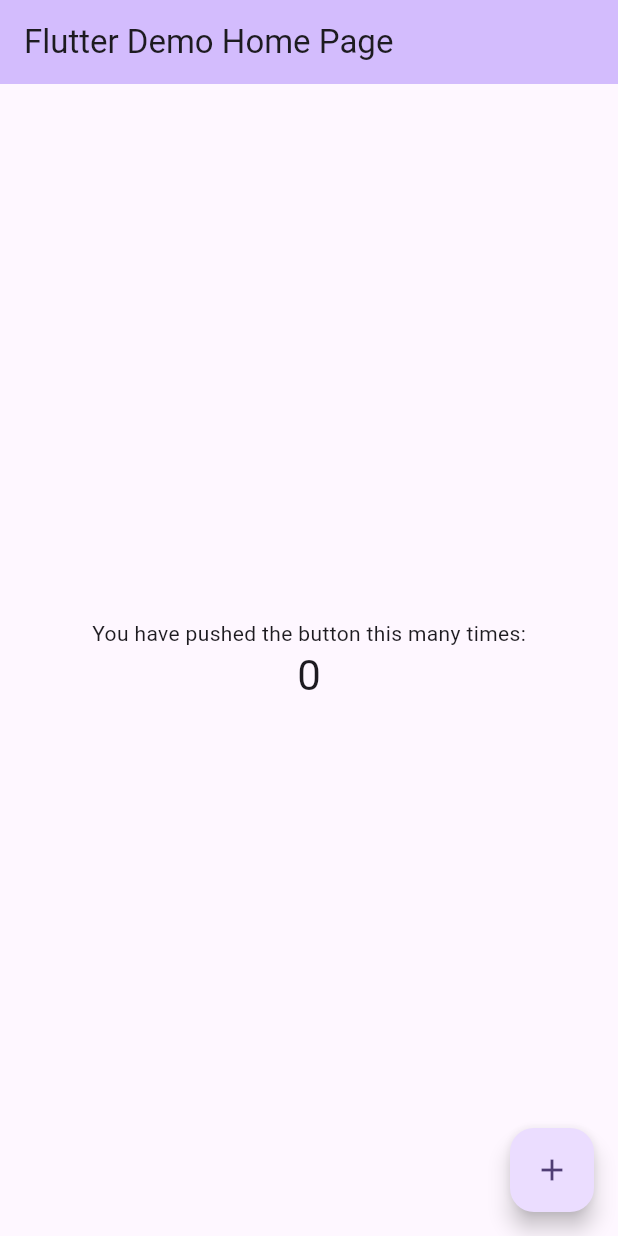
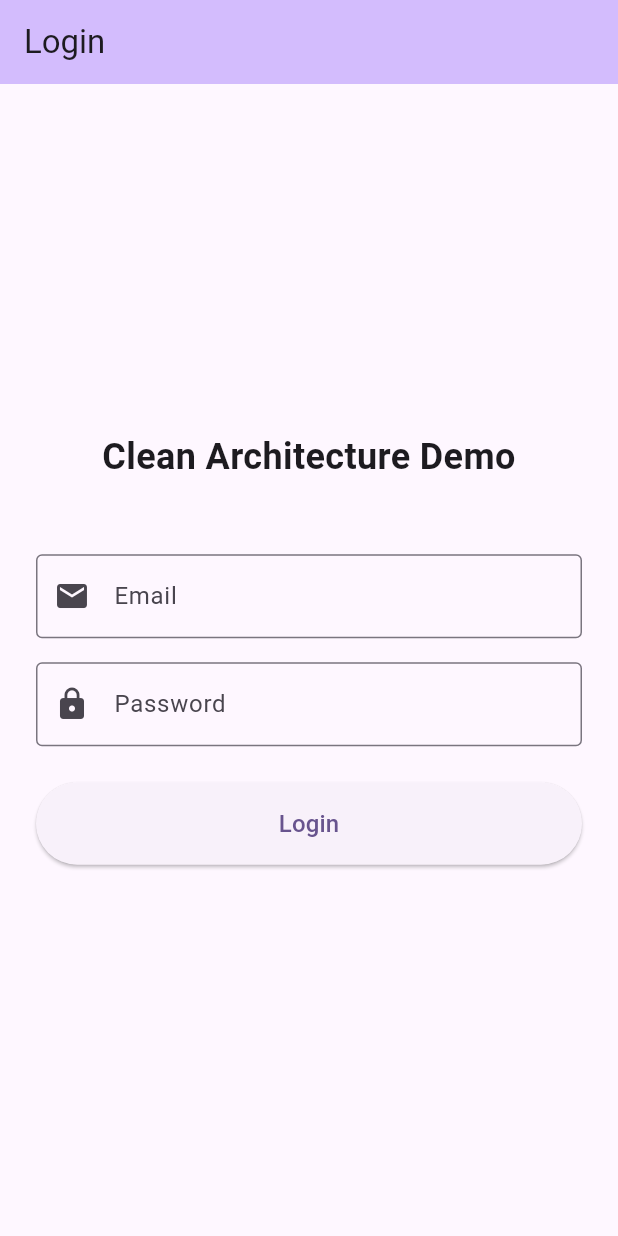
Before and after one commit to variyanirav/com.mobile.architecture, a Flutter app: the screen it shows after launch, on a phone screen of 412 x 824 dp. Run offline on Flutter 3.47's test engine with Material 3 defaults, Android fonts, the phone set to English and light mode, and no system bars; our stand-ins replace equatable, flutter_bloc.

Commit message:
Complete the 1,2,4 & 5 the point.

````diff
--- /dev/null
+++ b/mobile/lib/core/error/failures.dart
@@ -0,0 +1,41 @@
+/// Base class for all failures in the application
+abstract class Failure {
+  final String message;
+  final String? code;
+
+  const Failure(this.message, {this.code});
+
+  @override
+  String toString() =>
+      'Failure: $message${code != null ? ' (code: $code)' : ''}';
+}
+
+/// Server-related failures
+class ServerFailure extends Failure {
+  const ServerFailure(super.message, {super.code});
+}
+
+/// Network/connectivity failures
+class NetworkFailure extends Failure {
+  const NetworkFailure(super.message, {super.code});
+}
+
+/// Authentication failures
+class AuthenticationFailure extends Failure {
+  const AuthenticationFailure(super.message, {super.code});
+}
+
+/// Validation failures
+class ValidationFailure extends Failure {
+  const ValidationFailure(super.message, {super.code});
+}
+
+/// Cache failures
+class CacheFailure extends Failure {
+  const CacheFailure(super.message, {super.code});
+}
+
+/// Unknown failures
+class UnknownFailure extends Failure {
+  const UnknownFailure(super.message, {super.code});
+}
--- /dev/null
+++ b/mobile/lib/core/error/result.dart
@@ -0,0 +1,92 @@
+import 'package:equatable/equatable.dart';
+
+/// A Result type that represents either a success value or a failure
+/// This is similar to Either from functional programming
+///
+/// Example usage:
+/// ```dart
+/// Result result = await loginUser();
+/// result.fold(
+///   (failure) => print('Error: \${failure.message}'),
+///   (user) => print('Success: \${user.email}'),
+/// );
+/// ```
+sealed class Result<L, R> extends Equatable {
+  const Result();
+
+  /// Fold the result into a single value
+  /// If this is a Left (failure), [onLeft] is called
+  /// If this is a Right (success), [onRight] is called
+  T fold<T>(T Function(L failure) onLeft, T Function(R success) onRight);
+
+  /// Check if this is a success
+  bool get isSuccess => this is Right<L, R>;
+
+  /// Check if this is a failure
+  bool get isFailure => this is Left<L, R>;
+
+  /// Get the success value if present, otherwise throw
+  R getSuccess() {
+    return fold(
+      (failure) => throw Exception('Called getSuccess on a Left'),
+      (success) => success,
+    );
+  }
+
+  /// Get the failure value if present, otherwise throw
+  L getFailure() {
+    return fold(
+      (failure) => failure,
+      (success) => throw Exception('Called getFailure on a Right'),
+    );
+  }
+
+  /// Get the success value if present, otherwise return null
+  R? getSuccessOrNull() {
+    return fold((failure) => null, (success) => success);
+  }
+
+  /// Get the failure value if present, otherwise return null
+  L? getFailureOrNull() {
+    return fold((failure) => failure, (success) => null);
+  }
+
+  @override
+  List<Object?> get props => [];
+}
+
+/// Represents a successful result (Right side)
+class Right<L, R> extends Result<L, R> {
+  final R value;
+
+  const Right(this.value);
+
+  @override
+  T fold<T>(T Function(L failure) onLeft, T Function(R success) onRight) {
+    return onRight(value);
+  }
+
+  @override
+  List<Object?> get props => [value];
+
+  @override
+  String toString() => 'Right($value)';
+}
+
+/// Represents a failed result (Left side)
+class Left<L, R> extends Result<L, R> {
+  final L value;
+
+  const Left(this.value);
+
+  @override
+  T fold<T>(T Function(L failure) onLeft, T Function(R success) onRight) {
+    return onLeft(value);
+  }
+
+  @override
+  List<Object?> get props => [value];
+
+  @override
+  String toString() => 'Left($value)';
+}
--- a/mobile/lib/features/auth/data/repositories_impl/user_repository_impl.dart
+++ b/mobile/lib/features/auth/data/repositories_impl/user_repository_impl.dart
@@ -1,12 +1,31 @@
+import 'package:mobile/core/error/failures.dart';
+import 'package:mobile/core/error/result.dart';
 import 'package:mobile/features/auth/data/entities/user_entity.dart';
 import 'package:mobile/features/auth/domain/entities/user_entity.dart';
 import 'package:mobile/features/auth/domain/repository/user_repository.dart';
 
 class UserRepositoryImpl implements UserRepository {
   @override
-  Future<UserEntity> login(String email, String password) async {
-    // mock network call
-    await Future.delayed(Duration(milliseconds: 500));
-    return UserModel(id: '123', email: email);
+  Future<Result<Failure, UserEntity>> login(
+    String email,
+    String password,
+  ) async {
+    try {
+      // Mock network call
+      await Future.delayed(const Duration(milliseconds: 500));
+
+      // Simulate authentication logic
+      if (password.length < 6) {
+        return const Left(
+          AuthenticationFailure('Password must be at least 6 characters'),
+        );
+      }
+
+      // Simulate successful login
+      final user = UserModel(id: '123', email: email);
+      return Right(user);
+    } catch (e) {
+      return Left(ServerFailure('Login failed: ${e.toString()}'));
+    }
   }
 }
--- a/mobile/lib/features/auth/domain/repository/user_repository.dart
+++ b/mobile/lib/features/auth/domain/repository/user_repository.dart
@@ -1,5 +1,7 @@
+import 'package:mobile/core/error/failures.dart';
+import 'package:mobile/core/error/result.dart';
 import 'package:mobile/features/auth/domain/entities/user_entity.dart';
 
 abstract class UserRepository {
-  Future<UserEntity> login(String email, String password);
+  Future<Result<Failure, UserEntity>> login(String email, String password);
 }
--- a/mobile/lib/features/auth/domain/usecases/login_user.dart
+++ /dev/null
@@ -1,12 +0,0 @@
-import 'package:mobile/features/auth/domain/entities/user_entity.dart';
-import 'package:mobile/features/auth/domain/repository/user_repository.dart';
-
-class LoginUser {
-  final UserRepository repository;
-
-  LoginUser(this.repository);
-
-  Future<UserEntity> call(String email, String password) async {
-    return await repository.login(email, password);
-  }
-}
--- /dev/null
+++ b/mobile/lib/features/auth/domain/usecases/login_user_use_case.dart
@@ -0,0 +1,28 @@
+import 'package:mobile/core/error/failures.dart';
+import 'package:mobile/core/error/result.dart';
+import 'package:mobile/features/auth/domain/entities/user_entity.dart';
+import 'package:mobile/features/auth/domain/repository/user_repository.dart';
+
+class LoginUserUseCase {
+  final UserRepository repository;
+
+  LoginUserUseCase(this.repository);
+
+  Future<Result<Failure, UserEntity>> call(
+    String email,
+    String password,
+  ) async {
+    // Add validation
+    if (email.isEmpty) {
+      return const Left(ValidationFailure('Email cannot be empty'));
+    }
+    if (password.isEmpty) {
+      return const Left(ValidationFailure('Password cannot be empty'));
+    }
+    if (!email.contains('@')) {
+      return const Left(ValidationFailure('Invalid email format'));
+    }
+
+    return await repository.login(email, password);
+  }
+}
--- a/mobile/lib/features/auth/presentation/bloc/login_bloc.dart
+++ b/mobile/lib/features/auth/presentation/bloc/login_bloc.dart
@@ -0,0 +1,42 @@
+import 'package:flutter_bloc/flutter_bloc.dart';
+import 'package:mobile/features/auth/domain/usecases/login_user_use_case.dart';
+import 'login_event.dart';
+import 'login_state.dart';
+
+class LoginBloc extends Bloc<LoginEvent, LoginState> {
+  final LoginUserUseCase loginUser;
+
+  String _email = '';
+  String _password = '';
+
+  LoginBloc({required this.loginUser}) : super(const LoginInitial()) {
+    on<LoginEmailChanged>(_onEmailChanged);
+    on<LoginPasswordChanged>(_onPasswordChanged);
+    on<LoginSubmitted>(_onSubmitted);
+  }
+
+  void _onEmailChanged(LoginEmailChanged event, Emitter<LoginState> emit) {
+    _email = event.email;
+  }
+
+  void _onPasswordChanged(
+    LoginPasswordChanged event,
+    Emitter<LoginState> emit,
+  ) {
+    _password = event.password;
+  }
+
+  Future<void> _onSubmitted(
+    LoginSubmitted event,
+    Emitter<LoginState> emit,
+  ) async {
+    emit(const LoginLoading());
+
+    final result = await loginUser(_email, _password);
+
+    result.fold(
+      (failure) => emit(LoginFailure(failure.message)),
+      (user) => emit(LoginSuccess(user)),
+    );
+  }
+}
--- a/mobile/lib/features/auth/presentation/bloc/login_event.dart
+++ b/mobile/lib/features/auth/presentation/bloc/login_event.dart
@@ -0,0 +1,30 @@
+import 'package:equatable/equatable.dart';
+
+abstract class LoginEvent extends Equatable {
+  const LoginEvent();
+
+  @override
+  List<Object?> get props => [];
+}
+
+class LoginEmailChanged extends LoginEvent {
+  final String email;
+
+  const LoginEmailChanged(this.email);
+
+  @override
+  List<Object?> get props => [email];
+}
+
+class LoginPasswordChanged extends LoginEvent {
+  final String password;
+
+  const LoginPasswordChanged(this.password);
+
+  @override
+  List<Object?> get props => [password];
+}
+
+class LoginSubmitted extends LoginEvent {
+  const LoginSubmitted();
+}
--- a/mobile/lib/features/auth/presentation/bloc/login_state.dart
+++ b/mobile/lib/features/auth/presentation/bloc/login_state.dart
@@ -0,0 +1,35 @@
+import 'package:equatable/equatable.dart';
+import 'package:mobile/features/auth/domain/entities/user_entity.dart';
+
+abstract class LoginState extends Equatable {
+  const LoginState();
+
+  @override
+  List<Object?> get props => [];
+}
+
+class LoginInitial extends LoginState {
+  const LoginInitial();
+}
+
+class LoginLoading extends LoginState {
+  const LoginLoading();
+}
+
+class LoginSuccess extends LoginState {
+  final UserEntity user;
+
+  const LoginSuccess(this.user);
+
+  @override
+  List<Object?> get props => [user];
+}
+
+class LoginFailure extends LoginState {
+  final String error;
+
+  const LoginFailure(this.error);
+
+  @override
+  List<Object?> get props => [error];
+}
--- a/mobile/lib/features/auth/presentation/screen/login_page.dart
+++ b/mobile/lib/features/auth/presentation/screen/login_page.dart
@@ -0,0 +1,152 @@
+import 'package:flutter/material.dart';
+import 'package:flutter_bloc/flutter_bloc.dart';
+
+import 'package:mobile/features/auth/data/repositories_impl/user_repository_impl.dart';
+import 'package:mobile/features/auth/domain/usecases/login_user_use_case.dart';
+
+import '../bloc/login_bloc.dart';
+import '../bloc/login_event.dart';
+import '../bloc/login_state.dart';
+
+class LoginPage extends StatelessWidget {
+  const LoginPage({super.key});
+
+  @override
+  Widget build(BuildContext context) {
+    return BlocProvider(
+      create: (context) =>
+          LoginBloc(loginUser: LoginUserUseCase(UserRepositoryImpl())),
+      child: const LoginView(),
+    );
+  }
+}
+
+class LoginView extends StatelessWidget {
+  const LoginView({super.key});
+
+  @override
+  Widget build(BuildContext context) {
+    return Scaffold(
+      appBar: AppBar(
+        title: const Text('Login'),
+        backgroundColor: Theme.of(context).colorScheme.inversePrimary,
+      ),
+      body: BlocListener<LoginBloc, LoginState>(
+        listener: (context, state) {
+          if (state is LoginSuccess) {
+            ScaffoldMessenger.of(context).showSnackBar(
+              SnackBar(
+                content: Text('Welcome ${state.user.email}!'),
+                backgroundColor: Colors.green,
+              ),
+            );
+          } else if (state is LoginFailure) {
+            ScaffoldMessenger.of(context).showSnackBar(
+              SnackBar(
+                content: Text('Login failed: ${state.error}'),
+                backgroundColor: Colors.red,
+              ),
+            );
+          }
+        },
+        child: Padding(
+          padding: const EdgeInsets.all(24.0),
+          child: Column(
+            mainAxisAlignment: MainAxisAlignment.center,
+            crossAxisAlignment: CrossAxisAlignment.stretch,
+            children: [
+              const Text(
+                'Clean Architecture Demo',
+                style: TextStyle(fontSize: 24, fontWeight: FontWeight.bold),
+                textAlign: TextAlign.center,
+              ),
+              const SizedBox(height: 48),
+              const _EmailInput(),
+              const SizedBox(height: 16),
+              const _PasswordInput(),
+              const SizedBox(height: 24),
+              const _LoginButton(),
+              const SizedBox(height: 16),
+              BlocBuilder<LoginBloc, LoginState>(
+                builder: (context, state) {
+                  if (state is LoginLoading) {
+                    return const Center(child: CircularProgressIndicator());
+                  }
+                  return const SizedBox.shrink();
+                },
+              ),
+            ],
+          ),
+        ),
+      ),
+    );
+  }
+}
+
+class _EmailInput extends StatelessWidget {
+  const _EmailInput();
+
+  @override
+  Widget build(BuildContext context) {
+    return TextField(
+      onChanged: (email) {
+        context.read<LoginBloc>().add(LoginEmailChanged(email));
+      },
+      decoration: const InputDecoration(
+        labelText: 'Email',
+        hintText: 'Enter your email',
+        border: OutlineInputBorder(),
+        prefixIcon: Icon(Icons.email),
+      ),
+      keyboardType: TextInputType.emailAddress,
+    );
+  }
+}
+
+class _PasswordInput extends StatelessWidget {
+  const _PasswordInput();
+
+  @override
+  Widget build(BuildContext context) {
+    return TextField(
+      onChanged: (password) {
+        context.read<LoginBloc>().add(LoginPasswordChanged(password));
+      },
+      decoration: const InputDecoration(
+        labelText: 'Password',
+        hintText: 'Enter your password',
+        border: OutlineInputBorder(),
+        prefixIcon: Icon(Icons.lock),
+      ),
+      obscureText: true,
+    );
+  }
+}
+
+class _LoginButton extends StatelessWidget {
+  const _LoginButton();
+
+  @override
+  Widget build(BuildContext context) {
+    return BlocBuilder<LoginBloc, LoginState>(
+      builder: (context, state) {
+        final isLoading = state is LoginLoading;
+
+        return ElevatedButton(
+          onPressed: isLoading
+              ? null
+              : () {
+                  context.read<LoginBloc>().add(const LoginSubmitted());
+                },
+          style: ElevatedButton.styleFrom(
+            padding: const EdgeInsets.symmetric(vertical: 16),
+          ),
+          child: Text(
+            isLoading ? 'Logging in...' : 'Login',
+            style: const TextStyle(fontSize: 16),
+          ),
+        );
+      },
+    );
+  }
+}
--- a/mobile/lib/main.dart
+++ b/mobile/lib/main.dart
@@ -1,4 +1,5 @@
 import 'package:flutter/material.dart';
+import 'package:mobile/features/auth/presentation/screen/login_page.dart';
 
 void main() {
   runApp(const MyApp());
@@ -7,116 +8,16 @@ void main() {
 class MyApp extends StatelessWidget {
   const MyApp({super.key});
 
-  // This widget is the root of your application.
   @override
   Widget build(BuildContext context) {
     return MaterialApp(
-      title: 'Flutter Demo',
+      title: 'Clean Architecture Demo',
+      debugShowCheckedModeBanner: false,
       theme: ThemeData(
-        // This is the theme of your application.
-        //
-        // TRY THIS: Try running your application with "flutter run". You'll see
-        // the application has a purple toolbar. Then, without quitting the app,
-        // try changing the seedColor in the colorScheme below to Colors.green
-        // and then invoke "hot reload" (save your changes or press the "hot
-        // reload" button in a Flutter-supported IDE, or press "r" if you used
-        // the command line to start the app).
-        //
-        // Notice that the counter didn't reset back to zero; the application
-        // state is not lost during the reload. To reset the state, use hot
-        // restart instead.
-        //
-        // This works for code too, not just values: Most code changes can be
-        // tested with just a hot reload.
         colorScheme: ColorScheme.fromSeed(seedColor: Colors.deepPurple),
+        useMaterial3: true,
       ),
-      home: const MyHomePage(title: 'Flutter Demo Home Page'),
+      home: const LoginPage(),
     );
   }
 }
-
-class MyHomePage extends StatefulWidget {
-  const MyHomePage({super.key, required this.title});
-
-  // This widget is the home page of your application. It is stateful, meaning
-  // that it has a State object (defined below) that contains fields that affect
-  // how it looks.
-
-  // This class is the configuration for the state. It holds the values (in this
-  // case the title) provided by the parent (in this case the App widget) and
-  // used by the build method of the State. Fields in a Widget subclass are
-  // always marked "final".
-
-  final String title;
-
-  @override
-  State<MyHomePage> createState() => _MyHomePageState();
-}
-
-class _MyHomePageState extends State<MyHomePage> {
-  int _counter = 0;
-
-  void _incrementCounter() {
-    setState(() {
-      // This call to setState tells the Flutter framework that something has
-      // changed in this State, which causes it to rerun the build method below
-      // so that the display can reflect the updated values. If we changed
-      // _counter without calling setState(), then the build method would not be
-      // called again, and so nothing would appear to happen.
-      _counter++;
-    });
-  }
-
-  @override
-  Widget build(BuildContext context) {
-    // This method is rerun every time setState is called, for instance as done
-    // by the _incrementCounter method above.
-    //
-    // The Flutter framework has been optimized to make rerunning build methods
-    // fast, so that you can just rebuild anything that needs updating rather
-    // than having to individually change instances of widgets.
-    return Scaffold(
-      appBar: AppBar(
-        // TRY THIS: Try changing the color here to a specific color (to
-        // Colors.amber, perhaps?) and trigger a hot reload to see the AppBar
-        // change color while the other colors stay the same.
-        backgroundColor: Theme.of(context).colorScheme.inversePrimary,
-        // Here we take the value from the MyHomePage object that was created by
-        // the App.build method, and use it to set our appbar title.
-        title: Text(widget.title),
-      ),
-      body: Center(
-        // Center is a layout widget. It takes a single child and positions it
-        // in the middle of the parent.
-        child: Column(
-          // Column is also a layout widget. It takes a list of children and
-          // arranges them vertically. By default, it sizes itself to fit its
-          // children horizontally, and tries to be as tall as its parent.
-          //
-          // Column has various properties to control how it sizes itself and
-          // how it positions its children. Here we use mainAxisAlignment to
-          // center the children vertically; the main axis here is the vertical
-          // axis because Columns are vertical (the cross axis would be
-          // horizontal).
-          //
-          // TRY THIS: Invoke "debug painting" (choose the "Toggle Debug Paint"
-          // action in the IDE, or press "p" in the console), to see the
-          // wireframe for each widget.
-          mainAxisAlignment: MainAxisAlignment.center,
-          children: <Widget>[
-            const Text('You have pushed the button this many times:'),
-            Text(
-              '$_counter',
-              style: Theme.of(context).textTheme.headlineMedium,
-            ),
-          ],
-        ),
-      ),
-      floatingActionButton: FloatingActionButton(
-        onPressed: _incrementCounter,
-        tooltip: 'Increment',
-        child: const Icon(Icons.add),
-      ), // This trailing comma makes auto-formatting nicer for build methods.
-    );
-  }
-}
--- a/mobile/pubspec.yaml
+++ b/mobile/pubspec.yaml
@@ -35,6 +35,7 @@ dependencies:
   # Use with the CupertinoIcons class for iOS style icons.
   cupertino_icons: ^1.0.8
   flutter_bloc: ^9.1.1
+  equatable: ^2.0.5
 
 dev_dependencies:
   flutter_test:
````
Also changed, not shown: mobile/lib/features/auth/presentation/screen/login_screen.dart (deleted), 1 other file.
